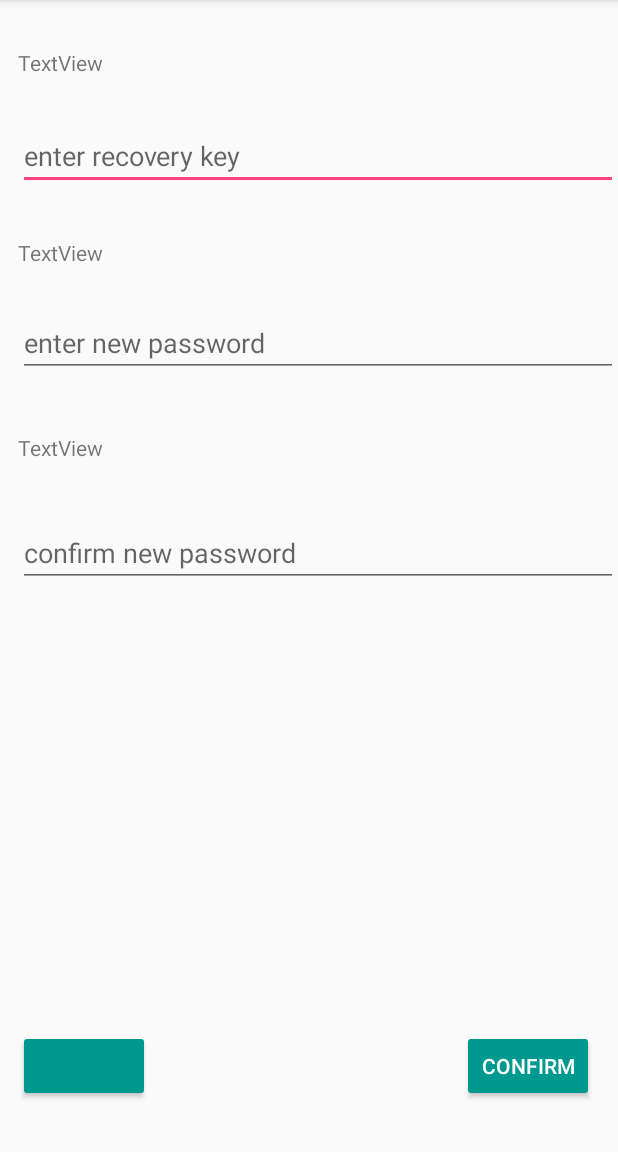
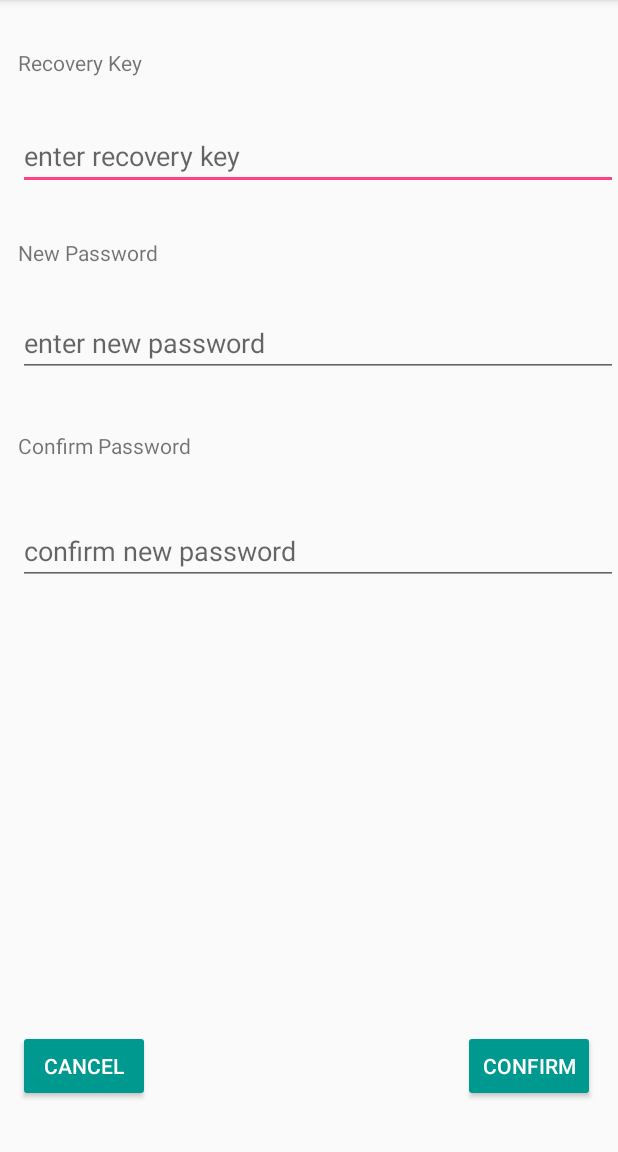
Before and after one commit to sibajikani/SSApp, an Android app: the fragment forgotpassword_fragment placed in its activity, after a tap on "CONFIRM", on a phone screen of 412 x 824 dp, the part 84-1236 px from its top. Run offline under Robolectric (Android 15) with nearby library versions, the phone set to English and light mode, and no system bars.

```diff
--- a/app/src/main/java/com/example/s214092755/ssapp/Fragments/forgotpassword_fragment.java
+++ b/app/src/main/java/com/example/s214092755/ssapp/Fragments/forgotpassword_fragment.java
@@ -1,8 +1,12 @@
 package com.example.s214092755.ssapp.Fragments;
 
 import android.content.Context;
+import android.database.sqlite.SQLiteDatabase;
 import android.os.Bundle;
+import android.support.annotation.Nullable;
 import android.support.v4.app.Fragment;
+import android.support.v4.app.FragmentManager;
+import android.support.v4.app.FragmentTransaction;
 import android.view.LayoutInflater;
 import android.view.View;
 import android.view.ViewGroup;
@@ -10,12 +14,30 @@ import android.widget.Button;
 import android.widget.EditText;
 import android.widget.Toast;
 
+import com.example.s214092755.ssapp.Controllers.userController;
+import com.example.s214092755.ssapp.DatabaseHelper;
 import com.example.s214092755.ssapp.R;
+
+import java.io.IOException;
+
+import static com.example.s214092755.ssapp.R.id.edtConfNewPass;
+import static com.example.s214092755.ssapp.R.id.edtNewPass;
+import static com.example.s214092755.ssapp.R.id.edtRecKey;
 
 
 public class forgotpassword_fragment extends Fragment
 {
-
+    private DatabaseHelper dbh;
+    private SQLiteDatabase sdb;
+    private com.example.s214092755.ssapp.Controllers.userController userController;
+    String RecKey;
+    String NewPass;
+    String ConfNewPass;
+    EditText edtRecKey;
+    EditText edtNewPass;
+    EditText edtConfNewPass;
+    Button Cancel;
+    Button Confirm;
 
     public forgotpassword_fragment()
     {
@@ -31,19 +53,33 @@ public class forgotpassword_fragment extends Fragment
 
 
         //extract views for Recovery Key, New Password, Confirm New Password
-        final EditText edtRecKey= (EditText)view.findViewById(R.id.edtRecKey);
-        final EditText edtNewPass = (EditText)view.findViewById(R.id.edtNewPass);
-        final EditText edtConfNewPass = (EditText)view.findViewById(R.id.edtConfNewPass);
 
-        //extract text entered from extracted views above
-        final String RecKey = edtRecKey.getText().toString();
-        final String NewPass = edtNewPass.getText().toString();
-        final String ConfNewPass= edtConfNewPass.getText().toString();
+        edtRecKey = (EditText)view.findViewById(R.id.edtRecKey);
+        edtNewPass = (EditText)view.findViewById(R.id.edtNewPass);
+        edtConfNewPass = (EditText)view.findViewById(R.id.edtConfNewPass);
+
 
         //extract views for Cancel, Confirm buttons
-        Button Cancel = (Button)view.findViewById(R.id.btnfpCancel);
-        Button Confirm = (Button)view.findViewById(R.id.btnfpConfirm);
 
+        Cancel = (Button)view.findViewById(R.id.btnfpCancel);
+        Confirm = (Button)view.findViewById(R.id.btnfpConfirm);
+
+        dbh = new DatabaseHelper(getContext());
+        try {
+            dbh.updateDataBase();
+        } catch (IOException mIOException) {
+            throw new Error("UnableToUpdateDatabase");
+        }
+
+        userController = new userController(dbh,getContext());
+
+
+        return view;
+    }
+
+    @Override
+    public void onActivityCreated(@Nullable Bundle savedInstanceState) {
+        super.onActivityCreated(savedInstanceState);
         //create onclick listeners for buttons
         Cancel.setOnClickListener(new View.OnClickListener()
         {
@@ -61,16 +97,23 @@ public class forgotpassword_fragment extends Fragment
             @Override
             public void onClick(View v)
             {
+                RecKey = edtRecKey.getText().toString();
+                NewPass = edtNewPass.getText().toString();
+                ConfNewPass = edtConfNewPass.getText().toString();
+                if(RecKey.length()>0&&NewPass.length()>0&&ConfNewPass.length()>0) {
                     //Check if RecKey exists
-                if (RecKeyFound(RecKey))
-                {
-
+                    if (userController.checkRecKey(RecKey)) {
+                        if(NewPass.equals(ConfNewPass)) {
                             //Change the password in the database
-
-                    //Show that password has been successfully changed
-                    Toast.makeText(forgotpassword_fragment.this.getContext(), "Password successfully changed, proceed to login", Toast.LENGTH_SHORT).show();
+                            userController.changePassword(NewPass);
 
                             //Replace current fragment with login fragment
+                            FragmentManager fragmentManager = getFragmentManager();
+                            FragmentTransaction transaction =fragmentManager.beginTransaction().replace(R.id.frag_container,new login_fragment());
+                            transaction.commit();
+                        }
+                        else
+                            Toast.makeText(forgotpassword_fragment.this.getContext(), "Passwords dont match", Toast.LENGTH_SHORT).show();
 
 
                     }
@@ -78,25 +121,11 @@ public class forgotpassword_fragment extends Fragment
                     //RecKey was not found, so display
                     Toast.makeText(forgotpassword_fragment.this.getContext(), "Recovery key entered was not found, check recovery key and try again", Toast.LENGTH_SHORT).show();
                 }
+                else
+                    Toast.makeText(forgotpassword_fragment.this.getContext(), "Not all fields have been completed, ensure that all the fields are completed", Toast.LENGTH_SHORT).show();
+            }
         });
-
-
-
-
-        return view;
     }
-
-    //checks if the RecKey exists within the database
-    public boolean RecKeyFound(String RecKey)
-    {
-        boolean found = false;
-
-        //Run through database, checking if user exists
-
-
-        return found;
-    }
-
 
     @Override
     public void onAttach(Context context) {
--- a/app/src/main/java/com/example/s214092755/ssapp/Fragments/login_fragment.java
+++ b/app/src/main/java/com/example/s214092755/ssapp/Fragments/login_fragment.java
@@ -130,10 +130,10 @@ public class login_fragment extends Fragment
                             if (userController.checkLogin(UserName, Password) != null) {
                                 //User has provided correct username, password combination
                                 //Log the user in and transfer to the order fragment
-                                Toast.makeText(getContext(), "The username, password combination provided, check the username and password", Toast.LENGTH_LONG).show();
-                                android.support.v4.app.FragmentManager manager = getFragmentManager();
+                                Toast.makeText(getContext(), "The incorrect password was entered. Try again", Toast.LENGTH_LONG).show();
+                                /*android.support.v4.app.FragmentManager manager = getFragmentManager();
                                 FragmentTransaction transaction = manager.beginTransaction().replace(R.id.frag_container, new product_fragment());
-                                transaction.commit();
+                                transaction.commit();*/
 
                             }
                             //display that an incorrect username, password combination was provided
--- a/app/src/main/res/layout/forgot_password.xml
+++ b/app/src/main/res/layout/forgot_password.xml
@@ -11,7 +11,7 @@
         android:layout_alignParentTop="true"
         android:layout_marginStart="12dp"
         android:layout_marginTop="32dp"
-        android:text="TextView"
+        android:text="Recovery Key"
         tools:text="Recovery Key" />
 
     <TextView
@@ -21,7 +21,7 @@
         android:layout_alignStart="@+id/edtRecKey"
         android:layout_below="@+id/edtRecKey"
         android:layout_marginTop="32dp"
-        android:text="TextView"
+        android:text="New Password"
         tools:text="New Password" />
 
     <EditText
@@ -46,17 +46,17 @@
         android:layout_marginTop="28dp"
         android:ems="10"
         android:hint="enter new password"
-        android:inputType="textPersonName" />
+        android:inputType="textPassword" />
 
     <TextView
         android:id="@+id/textView7"
         android:layout_width="wrap_content"
         android:layout_height="wrap_content"
-        android:layout_marginTop="37dp"
-        android:text="TextView"
-        tools:text="Confirm New Password"
+        android:layout_alignStart="@+id/edtNewPass"
         android:layout_below="@+id/edtNewPass"
-        android:layout_alignStart="@+id/edtNewPass" />
+        android:layout_marginTop="36dp"
+        android:text="Confirm Password"
+        tools:text="Confirm Password" />
 
     <EditText
         android:id="@+id/edtConfNewPass"
@@ -68,7 +68,7 @@
         android:layout_marginTop="38dp"
         android:ems="10"
         android:hint="confirm new password"
-        android:inputType="textPersonName" />
+        android:inputType="textPassword" />
 
     <Button
         android:id="@+id/btnfpCancel"
@@ -78,6 +78,7 @@
         android:layout_alignStart="@+id/edtConfNewPass"
         android:layout_marginBottom="33dp"
         android:backgroundTint="@color/Cyan"
+        android:text="Cancel"
         android:textColor="@android:color/white"
         tools:text="Cancel" />
 
@@ -85,10 +86,11 @@
         android:id="@+id/btnfpConfirm"
         android:layout_width="wrap_content"
         android:layout_height="wrap_content"
-        android:layout_alignParentEnd="true"
-        android:layout_alignTop="@+id/btnfpCancel"
-        android:layout_marginEnd="16dp"
+        android:layout_marginEnd="15dp"
         android:backgroundTint="@color/Cyan"
         android:text="Confirm"
-        android:textColor="@android:color/white" />
+        android:textColor="@android:color/white"
+        android:layout_alignBaseline="@+id/btnfpCancel"
+        android:layout_alignBottom="@+id/btnfpCancel"
+        android:layout_alignParentEnd="true" />
 </RelativeLayout>
```
Also changed, not shown: app/src/main/java/com/example/s214092755/ssapp/Controllers/userController.java (+52 -11 lines). Lines whose indentation alone changed are shown as unchanged.
